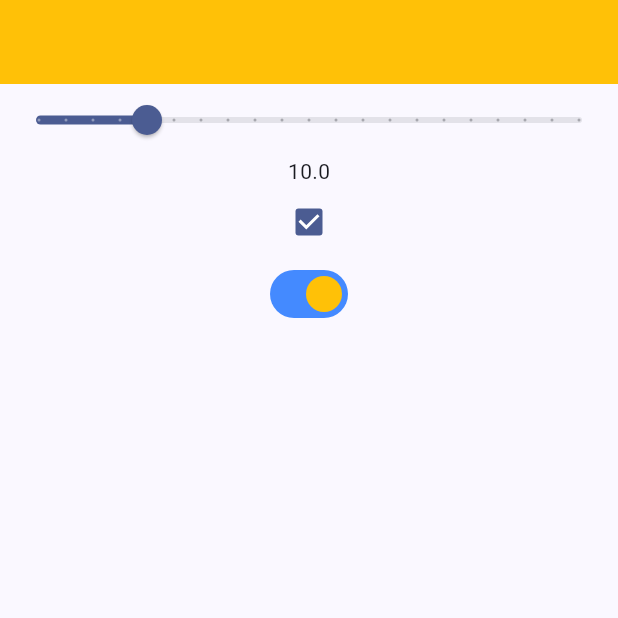
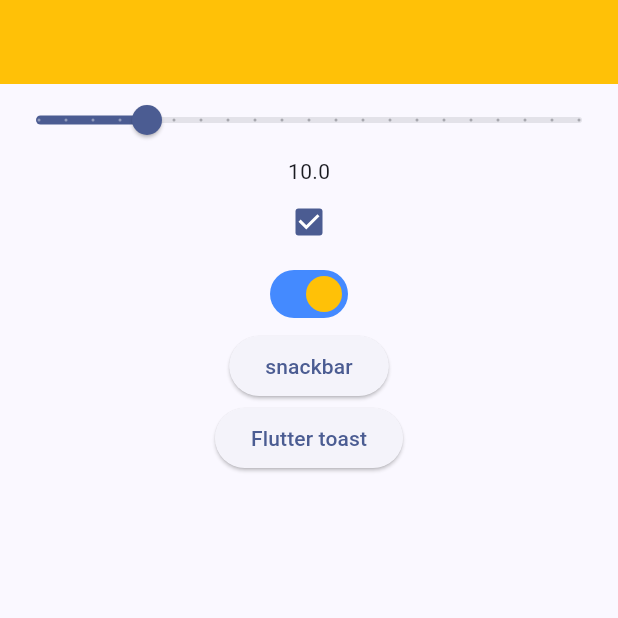
Before and after one commit to Dharalunagariya/Project1, a Flutter app: the screen it shows after launch, on a phone screen of 412 x 824 dp, the top half of it. Run offline on Flutter 3.47's test engine with Material 3 defaults, Android fonts, the phone set to English and light mode, and no system bars; our stand-ins replace fluttertoast.

Commit message:
06/01/25

```diff
--- a/lib/Silder_checkbox_switch.dart
+++ b/lib/Silder_checkbox_switch.dart
@@ -1,4 +1,5 @@
 import 'package:flutter/material.dart';
+import 'package:fluttertoast/fluttertoast.dart';
 
 class Silder extends StatefulWidget {
   const Silder({super.key});
@@ -47,7 +48,29 @@ class _SilderState extends State<Silder> {
                 setState(() {
                   currentvalue1 = value;
                 });
-              })
+              }),
+          ElevatedButton(
+              onPressed: () {
+                final snackBar = SnackBar(
+                  content: Text('Show Snackbar'),
+                  action: SnackBarAction(label: 'undo', onPressed: () {}),
+                );
+                ScaffoldMessenger.of(context).showSnackBar(snackBar);
+              },
+              child: Text('snackbar')),
+          ElevatedButton(
+              onPressed: () {
+                Fluttertoast.showToast(
+                  msg: 'This is Center Short Toast',
+                  toastLength: Toast.LENGTH_LONG,
+                  fontSize: 20,
+                  gravity: ToastGravity.CENTER_RIGHT,
+                  timeInSecForIosWeb: 5,
+                  backgroundColor: Colors.green,
+                  textColor: Colors.white,
+                );
+              },
+              child: Text('Flutter toast'))
         ],
       ),
     );
--- a/lib/main.dart
+++ b/lib/main.dart
@@ -28,7 +28,7 @@ import 'package:flutter_application_1/practice13.dart';
 import 'package:flutter_application_1/practice15.dart';
 import 'package:flutter_application_1/practice16.dart';
 import 'package:flutter_application_1/practice17.dart';
-import 'package:flutter_application_1/practice18.dart';
+import 'package:flutter_application_1/practice18list.dart';
 import 'package:flutter_application_1/practice2.dart';
 import 'package:flutter_application_1/practice3.dart';
 import 'package:flutter_application_1/practice4.dart';
--- a/pubspec.yaml
+++ b/pubspec.yaml
@@ -34,6 +34,7 @@ dependencies:
   # The following adds the Cupertino Icons font to your application.
   # Use with the CupertinoIcons class for iOS style icons.
   cupertino_icons: ^1.0.6
+  fluttertoast: ^8.2.10
 
 dev_dependencies:
   flutter_test:
```
Also changed, not shown: lib/practice18list.dart (renamed from lib/practice18.dart), pubspec.lock.
